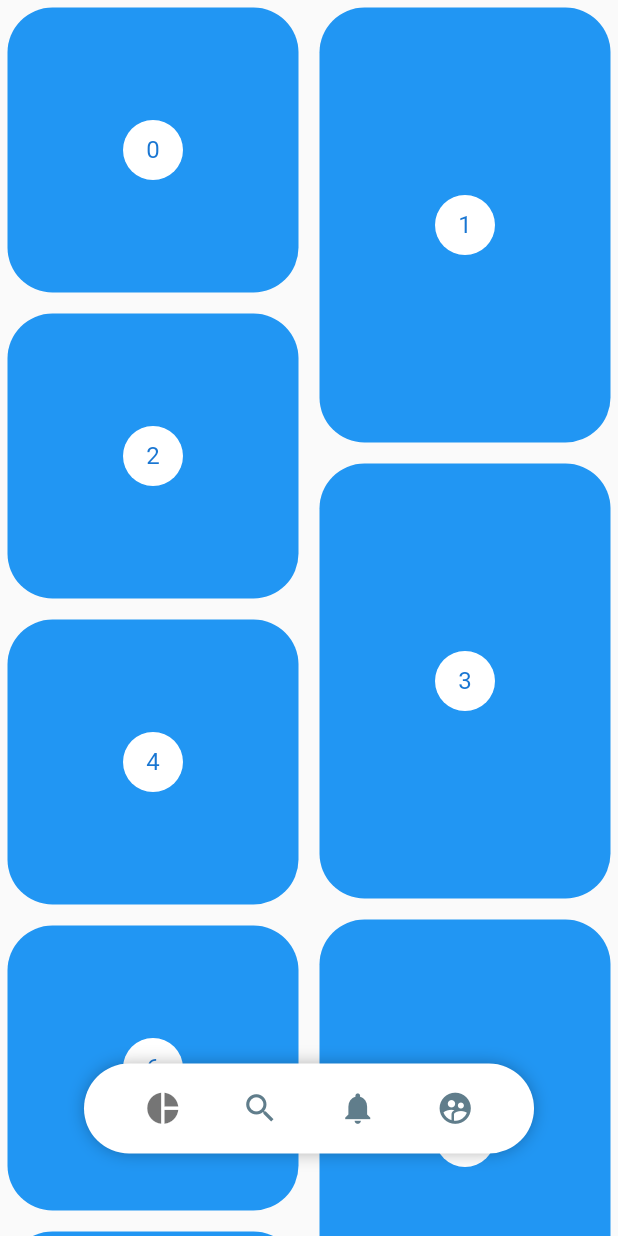
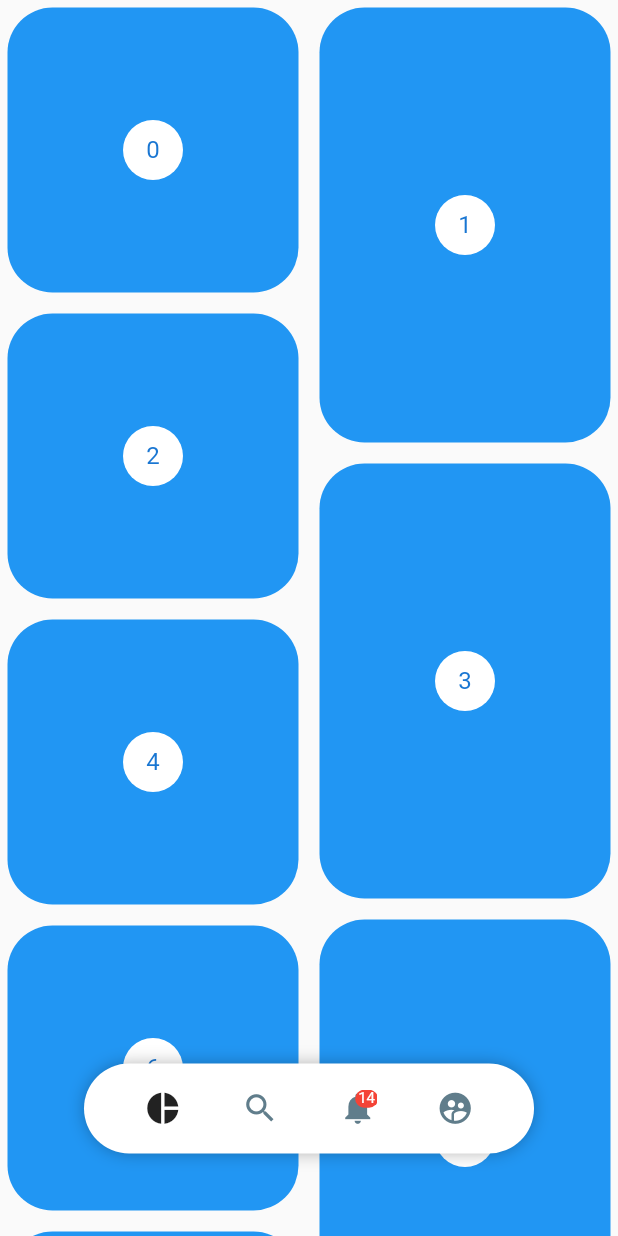
Before and after one commit to samuel005005/flutter_app_design, a Flutter app: the screen it shows after launch, on a phone screen of 412 x 824 dp. Run offline on Flutter 3.47's test engine with Material 2 defaults, Android fonts, the phone set to English and light mode, and no system bars; our stand-ins replace bloc, equatable, flutter_bloc, flutter_svg.

Commit message:
mejoras al diseno

```diff
--- a/lib/src/widgets/pinterest/pinteres_menu_button.dart
+++ b/lib/src/widgets/pinterest/pinteres_menu_button.dart
@@ -48,7 +48,7 @@ class _ItemState extends State<_Item> with SingleTickerProviderStateMixin {
     animationController = AnimationController(
         duration: const Duration(milliseconds: 100), vsync: this);
 
-    zoom = Tween(begin: 25.0, end: 30.0).animate(animationController);
+    zoom = Tween(begin: 25.0, end: 28.0).animate(animationController);
 
     super.initState();
   }
@@ -74,12 +74,17 @@ class _ItemState extends State<_Item> with SingleTickerProviderStateMixin {
       child: AnimatedBuilder(
         animation: animationController,
         builder: (context, child) {
-          return Icon(
-            widget.item.icon,
-            size: (widget.selectedItem == widget.index) ? zoom.value : 25,
-            color: (widget.selectedItem == widget.index)
-                ? Colors.black54
-                : Colors.blueGrey,
+          return SizedBox(
+            width: 25,
+            child: IconTheme(
+              data: IconThemeData(
+                color: (widget.selectedItem == widget.index)
+                    ? Colors.black87
+                    : Colors.blueGrey,
+                size: (widget.selectedItem == widget.index) ? zoom.value : 25.0,
+              ),
+              child: widget.item.icon,
+            ),
           );
         },
       ),
--- a/lib/src/widgets/pinterest/pinterest_button.dart
+++ b/lib/src/widgets/pinterest/pinterest_button.dart
@@ -2,7 +2,7 @@ import 'package:flutter/material.dart';
 
 class PinterestButton {
   final VoidCallback onPressed;
-  final IconData icon;
+  final Widget icon;
 
   PinterestButton({required this.onPressed, required this.icon});
 }
--- a/lib/src/widgets/pinterest/pinterest_menu.dart
+++ b/lib/src/widgets/pinterest/pinterest_menu.dart
@@ -31,22 +31,19 @@ class _PinterestMenuState extends State<PinterestMenu>
     opacityBack = Tween(begin: 1.0, end: 0.0).animate(animationController);
     moveButton = Tween(begin: 0.0, end: 25.0).animate(animationController);
 
-    animationController.addListener(() {
-      print(opacityBack.value);
-    });
     super.initState();
   }
 
   final List<PinterestButton> items = [
     PinterestButton(
-        icon: Icons.pie_chart,
+        icon: const Icon(Icons.pie_chart),
         onPressed: () {
           if (kDebugMode) {
             print("Icon pie_chart");
           }
         }),
     PinterestButton(
-      icon: Icons.search,
+      icon: const Icon(Icons.search),
       onPressed: () {
         if (kDebugMode) {
           print("Icon search");
@@ -54,7 +51,27 @@ class _PinterestMenuState extends State<PinterestMenu>
       },
     ),
     PinterestButton(
-      icon: Icons.notifications,
+      icon: Stack(children: [
+        const Icon(Icons.notifications),
+        Positioned(
+          top: 0.0,
+          right: -1.0,
+          child: Container(
+            padding: const EdgeInsets.symmetric(horizontal: 2),
+            decoration: BoxDecoration(
+              color: Colors.red,
+              borderRadius: BorderRadius.circular(20),
+            ),
+            child: const Text(
+              "14",
+              style: TextStyle(
+                color: Colors.white,
+                fontSize: 10,
+              ),
+            ),
+          ),
+        ),
+      ]),
       onPressed: () {
         if (kDebugMode) {
           print("Icon notifications");
@@ -62,7 +79,7 @@ class _PinterestMenuState extends State<PinterestMenu>
       },
     ),
     PinterestButton(
-      icon: Icons.supervised_user_circle,
+      icon: const Icon(Icons.supervised_user_circle),
       onPressed: () {
         if (kDebugMode) {
           print("Icon supervised_user_circle");
```
